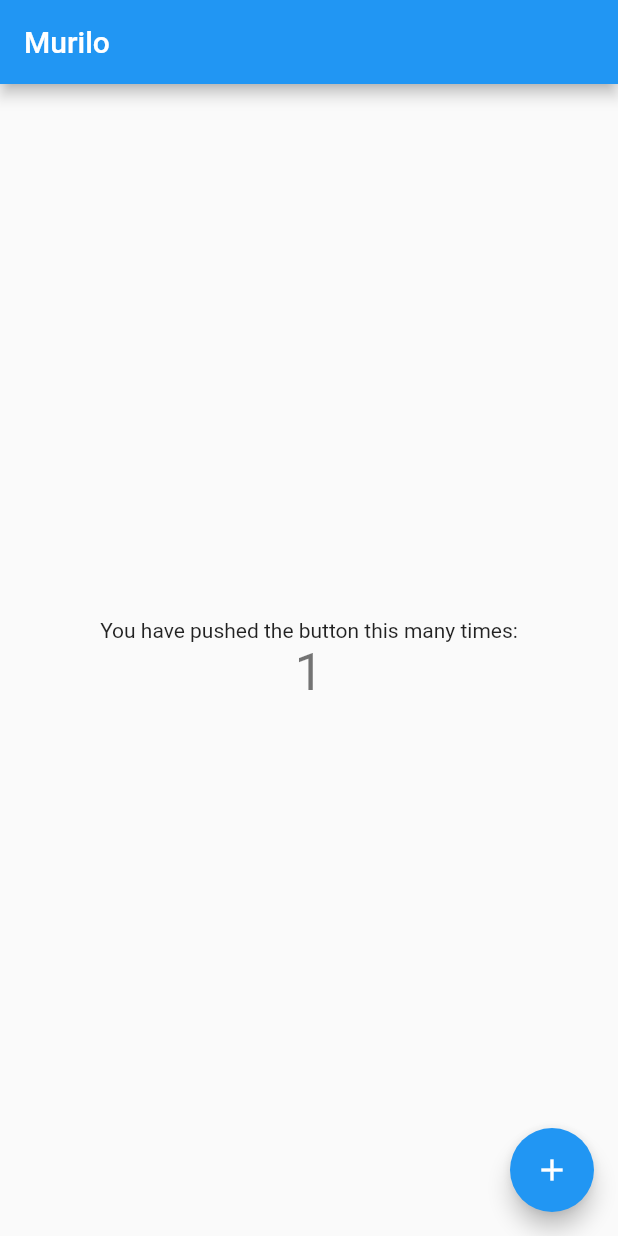
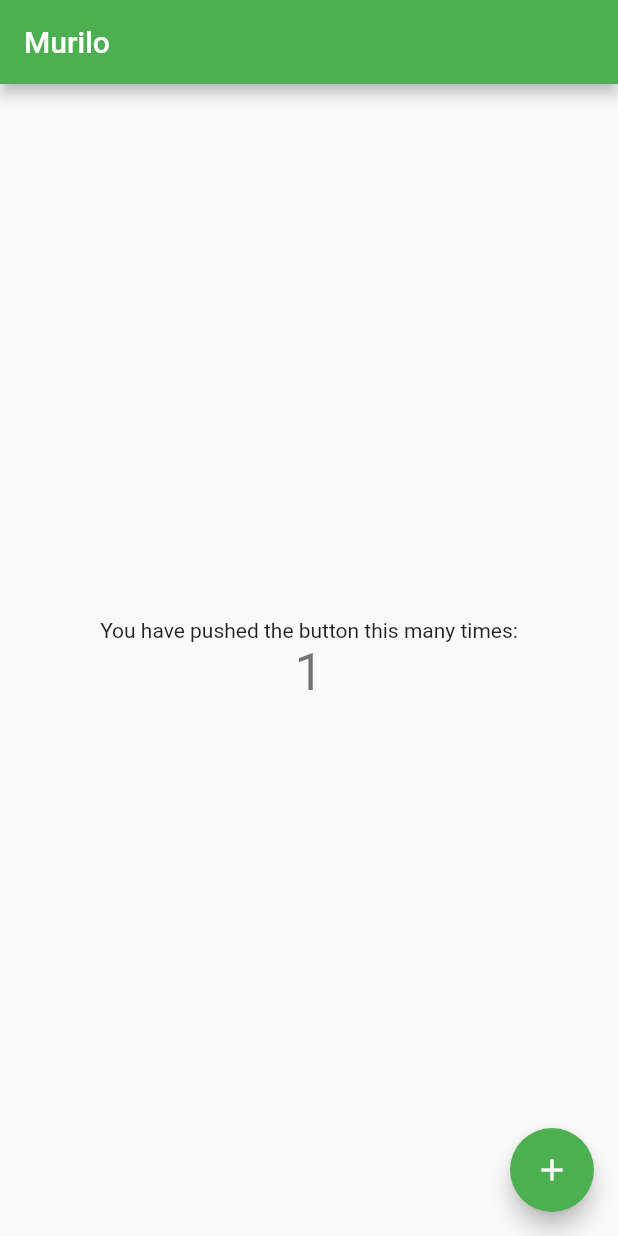
Before and after one commit to muriloGomesFlp/aulaFlutter, a Flutter app: the MyHomePage screen opened directly, after a tap on the "add" icon, on a phone screen of 412 x 824 dp. Run offline on Flutter 3.47's test engine with Material 2 defaults, Android fonts, the phone set to English and light mode, and no system bars.

```diff
--- a/lib/main.dart
+++ b/lib/main.dart
@@ -1,113 +1,7 @@
 import 'package:flutter/material.dart';
+import 'package:flutter/widgets.dart';
+import 'AppWidget.dart';
 
-void main() {
-  runApp(MyApp());
+main() {
+  runApp(AppWidget());
 }
-
-class MyApp extends StatelessWidget {
-  // This widget is the root of your application.
-  @override
-  Widget build(BuildContext context) {
-    return MaterialApp(
-      title: 'TESTE',
-      theme: ThemeData(
-        // This is the theme of your application.
-        //
-        // Try running your application with "flutter run". You'll see the
-        // application has a blue toolbar. Then, without quitting the app, try
-        // changing the primarySwatch below to Colors.green and then invoke
-        // "hot reload" (press "r" in the console where you ran "flutter run",
-        // or simply save your changes to "hot reload" in a Flutter IDE).
-        // Notice that the counter didn't reset back to zero; the application
-        // is not restarted.
-        primarySwatch: Colors.blue,
-      ),
-      home: MyHomePage(title: 'Murilo'),
-    );
-  }
-}
-
-class MyHomePage extends StatefulWidget {
-  MyHomePage({Key? key, required this.title}) : super(key: key);
-
-  // This widget is the home page of your application. It is stateful, meaning
-  // that it has a State object (defined below) that contains fields that affect
-  // how it looks.
-
-  // This class is the configuration for the state. It holds the values (in this
-  // case the title) provided by the parent (in this case the App widget) and
-  // used by the build method of the State. Fields in a Widget subclass are
-  // always marked "final".
-
-  final String title;
-
-  @override
-  _MyHomePageState createState() => _MyHomePageState();
-}
-
-class _MyHomePageState extends State<MyHomePage> {
-  int _counter = 0;
-
-  void _incrementCounter() {
-    setState(() {
-      // This call to setState tells the Flutter framework that something has
-      // changed in this State, which causes it to rerun the build method below
-      // so that the display can reflect the updated values. If we changed
-      // _counter without calling setState(), then the build method would not be
-      // called again, and so nothing would appear to happen.
-      _counter++;
-    });
-  }
-
-  @override
-  Widget build(BuildContext context) {
-    // This method is rerun every time setState is called, for instance as done
-    // by the _incrementCounter method above.
-    //
-    // The Flutter framework has been optimized to make rerunning build methods
-    // fast, so that you can just rebuild anything that needs updating rather
-    // than having to individually change instances of widgets.
-    return Scaffold(
-      appBar: AppBar(
-        // Here we take the value from the MyHomePage object that was created by
-        // the App.build method, and use it to set our appbar title.
-        title: Text(widget.title),
-      ),
-      body: Center(
-        // Center is a layout widget. It takes a single child and positions it
-        // in the middle of the parent.
-        child: Column(
-          // Column is also a layout widget. It takes a list of children and
-          // arranges them vertically. By default, it sizes itself to fit its
-          // children horizontally, and tries to be as tall as its parent.
-          //
-          // Invoke "debug painting" (press "p" in the console, choose the
-          // "Toggle Debug Paint" action from the Flutter Inspector in Android
-          // Studio, or the "Toggle Debug Paint" command in Visual Studio Code)
-          // to see the wireframe for each widget.
-          //
-          // Column has various properties to control how it sizes itself and
-          // how it positions its children. Here we use mainAxisAlignment to
-          // center the children vertically; the main axis here is the vertical
-          // axis because Columns are vertical (the cross axis would be
-          // horizontal).
-          mainAxisAlignment: MainAxisAlignment.center,
-          children: <Widget>[
-            Text(
-              'You have pushed the button this many times:',
-            ),
-            Text(
-              '$_counter',
-              style: Theme.of(context).textTheme.headline4,
-            ),
-          ],
-        ),
-      ),
-      floatingActionButton: FloatingActionButton(
-        onPressed: _incrementCounter,
-        tooltip: 'Increment',
-        child: Icon(Icons.add),
-      ), // This trailing comma makes auto-formatting nicer for build methods.
-    );
-  }
-}
--- /dev/null
+++ b/lib/main_OLD.dart
@@ -0,0 +1,113 @@
+import 'package:flutter/material.dart';
+
+void main() {
+  runApp(MyApp());
+}
+
+class MyApp extends StatelessWidget {
+  // This widget is the root of your application.
+  @override
+  Widget build(BuildContext context) {
+    return MaterialApp(
+      title: 'TESTE',
+      theme: ThemeData(
+        // This is the theme of your application.
+        //
+        // Try running your application with "flutter run". You'll see the
+        // application has a blue toolbar. Then, without quitting the app, try
+        // changing the primarySwatch below to Colors.green and then invoke
+        // "hot reload" (press "r" in the console where you ran "flutter run",
+        // or simply save your changes to "hot reload" in a Flutter IDE).
+        // Notice that the counter didn't reset back to zero; the application
+        // is not restarted.
+        primarySwatch: Colors.blue,
+      ),
+      home: MyHomePage(title: 'Murilo'),
+    );
+  }
+}
+
+class MyHomePage extends StatefulWidget {
+  MyHomePage({Key? key, required this.title}) : super(key: key);
+
+  // This widget is the home page of your application. It is stateful, meaning
+  // that it has a State object (defined below) that contains fields that affect
+  // how it looks.
+
+  // This class is the configuration for the state. It holds the values (in this
+  // case the title) provided by the parent (in this case the App widget) and
+  // used by the build method of the State. Fields in a Widget subclass are
+  // always marked "final".
+
+  final String title;
+
+  @override
+  _MyHomePageState createState() => _MyHomePageState();
+}
+
+class _MyHomePageState extends State<MyHomePage> {
+  int _counter = 0;
+
+  void _incrementCounter() {
+    setState(() {
+      // This call to setState tells the Flutter framework that something has
+      // changed in this State, which causes it to rerun the build method below
+      // so that the display can reflect the updated values. If we changed
+      // _counter without calling setState(), then the build method would not be
+      // called again, and so nothing would appear to happen.
+      _counter++;
+    });
+  }
+
+  @override
+  Widget build(BuildContext context) {
+    // This method is rerun every time setState is called, for instance as done
+    // by the _incrementCounter method above.
+    //
+    // The Flutter framework has been optimized to make rerunning build methods
+    // fast, so that you can just rebuild anything that needs updating rather
+    // than having to individually change instances of widgets.
+    return Scaffold(
+      appBar: AppBar(
+        // Here we take the value from the MyHomePage object that was created by
+        // the App.build method, and use it to set our appbar title.
+        title: Text(widget.title),
+      ),
+      body: Center(
+        // Center is a layout widget. It takes a single child and positions it
+        // in the middle of the parent.
+        child: Column(
+          // Column is also a layout widget. It takes a list of children and
+          // arranges them vertically. By default, it sizes itself to fit its
+          // children horizontally, and tries to be as tall as its parent.
+          //
+          // Invoke "debug painting" (press "p" in the console, choose the
+          // "Toggle Debug Paint" action from the Flutter Inspector in Android
+          // Studio, or the "Toggle Debug Paint" command in Visual Studio Code)
+          // to see the wireframe for each widget.
+          //
+          // Column has various properties to control how it sizes itself and
+          // how it positions its children. Here we use mainAxisAlignment to
+          // center the children vertically; the main axis here is the vertical
+          // axis because Columns are vertical (the cross axis would be
+          // horizontal).
+          mainAxisAlignment: MainAxisAlignment.center,
+          children: <Widget>[
+            Text(
+              'You have pushed the button this many times:',
+            ),
+            Text(
+              '$_counter',
+              style: Theme.of(context).textTheme.headline4,
+            ),
+          ],
+        ),
+      ),
+      floatingActionButton: FloatingActionButton(
+        onPressed: _incrementCounter,
+        tooltip: 'Increment',
+        child: Icon(Icons.add),
+      ), // This trailing comma makes auto-formatting nicer for build methods.
+    );
+  }
+}
```
Also changed, not shown: lib/AppWidget.dart (added, +15 -0 lines), lib/home_page.dart (renamed from lib/aula.dart, +35 -28 lines).
